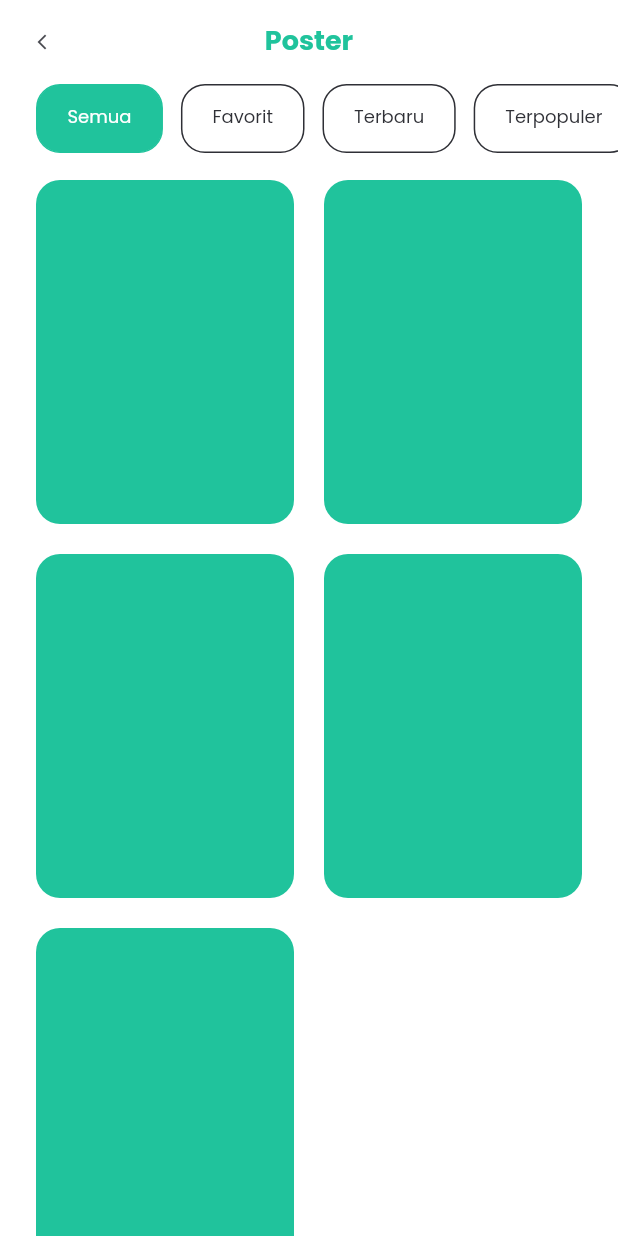
After one commit to Bil-Hikmah/flutter_bil_hikmah, a Flutter app: the PosterPage screen opened directly, on a phone screen of 412 x 824 dp. The commit adds this screen. Run offline on Flutter 3.47's test engine with Material 2 defaults, Android fonts, the phone set to English and light mode, and no system bars; our stand-ins replace bloc, equatable, flutter_bloc, flutter_secure_storage, flutter_svg, page_transition; accounts and stored records are empty.

Commit message:
💄 Implement Poster UI

```diff
--- a/lib/feature/home/screen/section/home_view.dart
+++ b/lib/feature/home/screen/section/home_view.dart
@@ -5,6 +5,7 @@ import 'package:flutter_bil_hikmah/feature/home/domain/repository/main_feature_i
 import 'package:flutter_bil_hikmah/feature/home/screen/section/banner_home.dart';
 import 'package:flutter_bil_hikmah/feature/home/screen/section/recommended_item.dart';
 import 'package:flutter_bil_hikmah/feature/home/screen/section/upper_home.dart';
+import 'package:flutter_bil_hikmah/feature/poster/screen/poster_page.dart';
 import 'package:flutter_bil_hikmah/style/colors.dart';
 import 'package:flutter_bil_hikmah/style/text.dart';
 
@@ -29,7 +30,7 @@ class _HomeViewState extends State<HomeView> {
       () => Navigator.of(context).push(AkhlakMuliaPage.route()),
       () => Navigator.of(context).push(AmalanSunnah.route()),
       () => null,
-      () => null,
+      () => Navigator.of(context).push(PosterPage.route()),
     ];
 
     Widget mainItemContainer(
--- /dev/null
+++ b/lib/feature/poster/domain/model/poster_genre.dart
@@ -0,0 +1,16 @@
+class PosterGenre {
+  String name;
+
+  PosterGenre(
+    this.name,
+  );
+}
+
+final List<PosterGenre> listPosterGenre = [
+  PosterGenre("Semua"),
+  PosterGenre("Favorit"),
+  PosterGenre("Terbaru"),
+  PosterGenre("Terpopuler"),
+  PosterGenre("Kultum"),
+  PosterGenre("Meme"),
+];
--- /dev/null
+++ b/lib/feature/poster/screen/poster_page.dart
@@ -0,0 +1,21 @@
+import 'package:flutter/material.dart';
+import 'package:flutter_bil_hikmah/feature/poster/screen/section/poster_view.dart';
+import 'package:flutter_bil_hikmah/widget/field/default_app_bar.dart';
+
+class PosterPage extends StatelessWidget {
+  const PosterPage({Key? key}) : super(key: key);
+
+  static Route route() => MaterialPageRoute(builder: (_) => const PosterPage());
+
+  @override
+  Widget build(BuildContext context) {
+    return Scaffold(
+      appBar: defaultAppBar(
+        context: context,
+        title: "Poster",
+      ),
+      backgroundColor: Colors.white,
+      body: const PosterView(),
+    );
+  }
+}
--- /dev/null
+++ b/lib/feature/poster/screen/section/poster_genre_item.dart
@@ -0,0 +1,79 @@
+import 'package:flutter/material.dart';
+import 'package:flutter_bil_hikmah/feature/poster/domain/model/poster_genre.dart';
+import 'package:flutter_bil_hikmah/style/colors.dart';
+import 'package:flutter_bil_hikmah/style/text.dart';
+
+class PosterGenreItem extends StatelessWidget {
+  const PosterGenreItem(
+    this.currentindex,
+    this.genrePoster,
+    this.onTap, {
+    Key? key,
+  }) : super(key: key);
+
+  final int currentindex;
+  final List<PosterGenre> genrePoster;
+  final void Function(int index) onTap;
+
+  @override
+  Widget build(BuildContext context) {
+    Widget _genreItemContainer(
+      int index,
+      String title,
+    ) =>
+        InkWell(
+          onTap: () {
+            onTap(index);
+          },
+          child: Container(
+            padding: const EdgeInsets.symmetric(
+              horizontal: 20.0,
+              vertical: 10.0,
+            ),
+            margin: const EdgeInsets.only(right: 12.0),
+            height: 46.0,
+            alignment: Alignment.center,
+            decoration: BoxDecoration(
+                color: index == currentindex
+                    ? AppColors.primaryDark
+                    : Colors.white,
+                borderRadius: BorderRadius.circular(16.0),
+                border: Border.all(
+                  color: index == currentindex
+                      ? AppColors.primaryDark
+                      : AppColors.darkGreyDark,
+                )),
+            child: Text(
+              title,
+              style: AppTextStyle.textSmall.copyWith(
+                color: index == currentindex
+                    ? Colors.white
+                    : AppColors.darkGreyDark,
+              ),
+            ),
+          ),
+        );
+
+    return ListView.builder(
+      primary: false,
+      shrinkWrap: true,
+      scrollDirection: Axis.horizontal,
+      itemCount: genrePoster.length,
+      itemBuilder: (context, index) => SizedBox(
+        height: 46.0,
+        child: index == 0
+            ? Padding(
+                padding: const EdgeInsets.only(left: 24.0),
+                child: _genreItemContainer(
+                  index,
+                  genrePoster[index].name,
+                ),
+              )
+            : _genreItemContainer(
+                index,
+                genrePoster[index].name,
+              ),
+      ),
+    );
+  }
+}
--- /dev/null
+++ b/lib/feature/poster/screen/section/poster_view.dart
@@ -0,0 +1,72 @@
+import 'package:flutter/material.dart';
+import 'package:flutter_bil_hikmah/feature/poster/domain/model/poster_genre.dart';
+import 'package:flutter_bil_hikmah/feature/poster/screen/detail_poster/detail_poster_page.dart';
+import 'package:flutter_bil_hikmah/feature/poster/screen/section/poster_genre_item.dart';
+import 'package:flutter_bil_hikmah/style/colors.dart';
+
+class PosterView extends StatefulWidget {
+  const PosterView({Key? key}) : super(key: key);
+
+  @override
+  State<PosterView> createState() => _PosterViewState();
+}
+
+class _PosterViewState extends State<PosterView> {
+  int _currentIndex = 0;
+
+  @override
+  Widget build(BuildContext context) {
+    final _buildGenrePoster = SizedBox(
+      height: 46.0,
+      child: PosterGenreItem(
+        _currentIndex,
+        listPosterGenre,
+        (int index) {
+          setState(() {
+            _currentIndex = index;
+          });
+        },
+      ),
+    );
+
+    final _poster = Container(
+      decoration: BoxDecoration(
+        borderRadius: BorderRadius.circular(16.0),
+        color: AppColors.primaryDark,
+      ),
+      child: null,
+    );
+
+    final _listPoster = GridView.builder(
+      padding: const EdgeInsets.symmetric(horizontal: 24.0),
+      gridDelegate: const SliverGridDelegateWithFixedCrossAxisCount(
+        crossAxisCount: 2,
+        crossAxisSpacing: 20.0,
+        mainAxisSpacing: 20.0,
+        childAspectRatio: 3 / 4,
+      ),
+      itemCount: 5,
+      shrinkWrap: true,
+      physics: const NeverScrollableScrollPhysics(),
+      itemBuilder: (context, index) {
+        return InkWell(
+          onTap: () {
+            Navigator.of(context).push(DetailPosterPage.route());
+          },
+          child: _poster,
+        );
+      },
+    );
+
+    return SingleChildScrollView(
+      child: Column(
+        crossAxisAlignment: CrossAxisAlignment.start,
+        children: [
+          _buildGenrePoster,
+          const SizedBox(height: 18.0),
+          _listPoster,
+        ],
+      ),
+    );
+  }
+}
```
Also changed, not shown: lib/feature/poster/screen/detail_poster/detail_poster_page.dart (added, +16 -0 lines), lib/feature/poster/screen/detail_poster/section/detail_poster_view.dart (added, +97 -0 lines).
